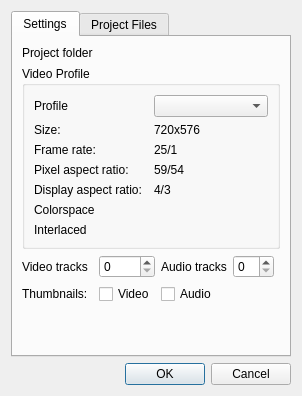
Above: src/widgets/projectsettings_ui.ui from KDE/kdenlive before the change. Below: the same form after it.
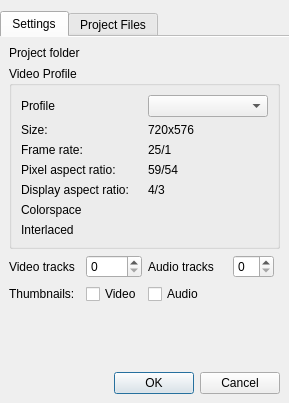
That is the form after the change. Custom widgets are drawn as their Qt base class.

Commit message: GUI cleanup (remove frames around some tab widget)

Patch:
```diff
--- a/src/widgets/projectsettings_ui.ui
+++ b/src/widgets/projectsettings_ui.ui
@@ -6,19 +6,31 @@
    <rect>
     <x>0</x>
     <y>0</y>
-    <width>291</width>
-    <height>320</height>
+    <width>289</width>
+    <height>367</height>
    </rect>
   </property>
   <property name="windowTitle">
    <string>Project Settings</string>
   </property>
   <layout class="QGridLayout" name="gridLayout_3">
+   <property name="leftMargin">
+    <number>0</number>
+   </property>
+   <property name="rightMargin">
+    <number>0</number>
+   </property>
+   <property name="bottomMargin">
+    <number>0</number>
+   </property>
    <item row="0" column="0" colspan="2">
     <widget class="QTabWidget" name="tabWidget">
      <property name="currentIndex">
       <number>0</number>
      </property>
+     <property name="documentMode">
+      <bool>true</bool>
+     </property>
      <widget class="QWidget" name="tab">
       <attribute name="title">
        <string>Settings</string>
@@ -360,7 +372,16 @@
      </widget>
     </widget>
    </item>
-   <item row="1" column="1">
+   <item row="1" column="0" colspan="2">
+    <widget class="QFrame" name="frame">
+     <property name="frameShape">
+      <enum>QFrame::NoFrame</enum>
+     </property>
+     <property name="frameShadow">
+      <enum>QFrame::Raised</enum>
+     </property>
+     <layout class="QGridLayout" name="gridLayout_5">
+      <item row="0" column="0">
     <widget class="QDialogButtonBox" name="buttonBox">
      <property name="orientation">
       <enum>Qt::Horizontal</enum>
@@ -368,6 +389,11 @@
      <property name="standardButtons">
       <set>QDialogButtonBox::Cancel|QDialogButtonBox::Ok</set>
      </property>
+       </widget>
+      </item>
+     </layout>
+     <zorder>buttonBox</zorder>
+     <zorder>buttonBox</zorder>
     </widget>
    </item>
   </layout>
```
Lines whose indentation alone changed are shown as unchanged. The commit also changes 1 other file.
